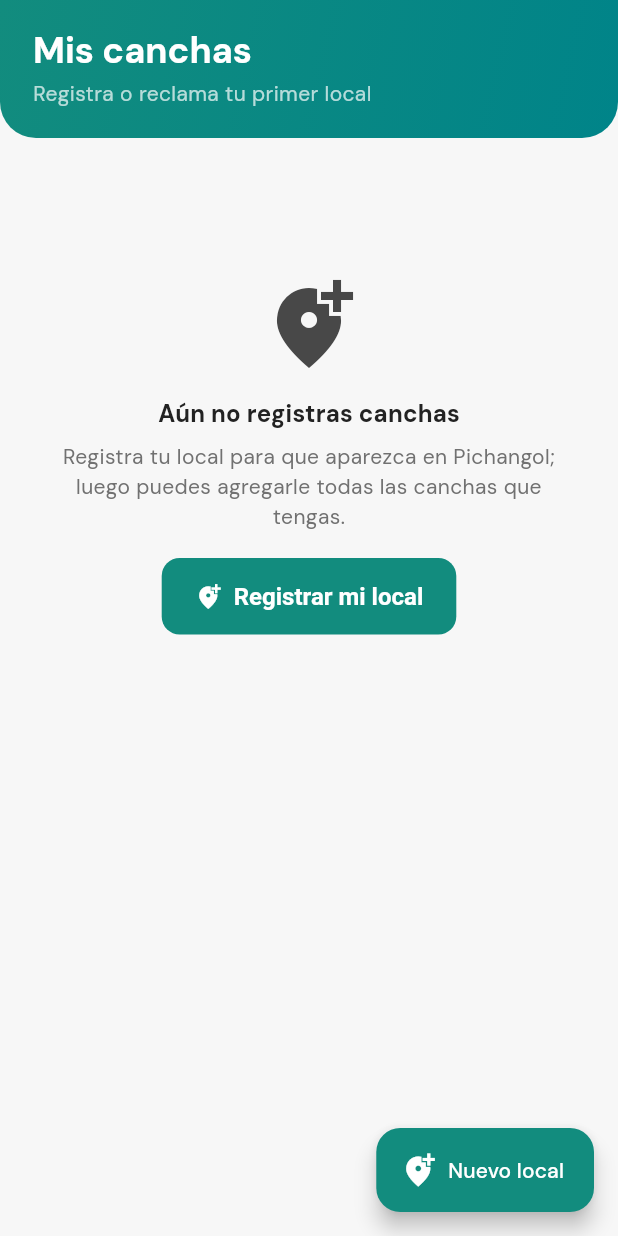
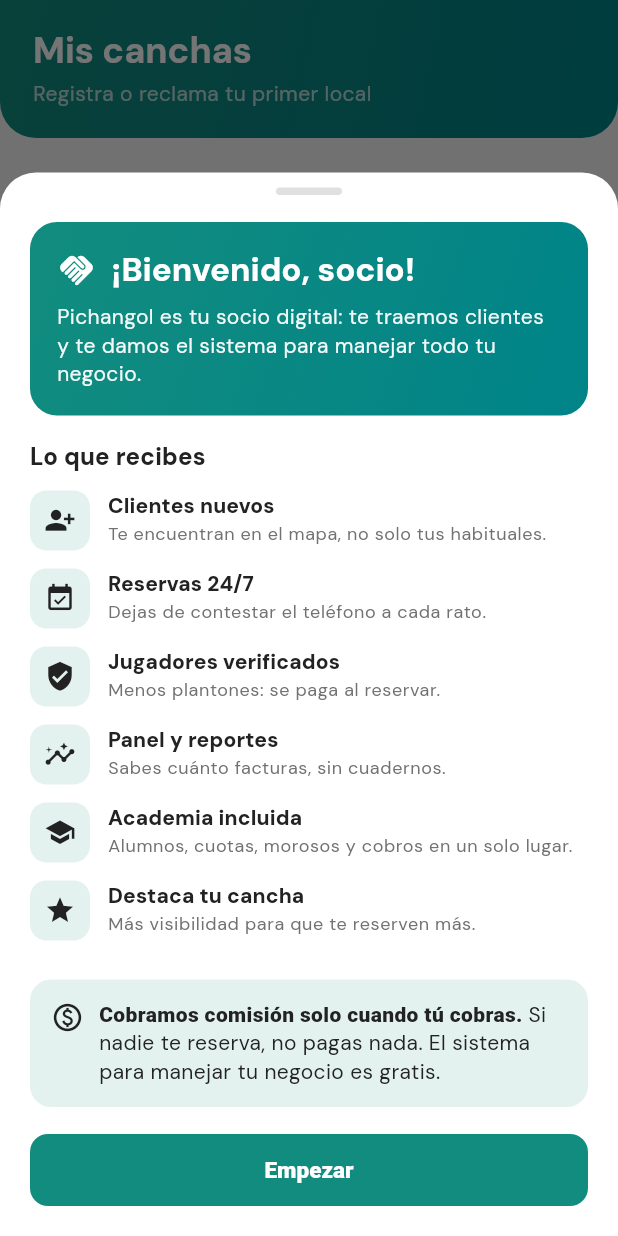
Before and after one commit to dcalagua/canchas-app-lima, a Flutter app: the MisCanchasScreen screen opened directly, on a phone screen of 412 x 824 dp. Run offline on Flutter 3.47's test engine with Material 3 defaults, Android fonts, the phone set to English and light mode, and no system bars; our stand-ins replace firebase_core, firebase_messaging, font_awesome_flutter, geocoding, geolocator, google_fonts and 5 more; accounts and stored records are empty.

Commit message:
Mensaje de bienvenida al dueño (onboarding "stack de valor")
Implementa el pendiente B de docs/estrategia-comercial-dueno.md: al entrar por
primera vez a "Mis canchas", un sheet de bienvenida presenta el stack de valor
(clientes nuevos, reservas 24/7, jugadores verificados, panel/reportes, academia,
destacar) y reencuadra la comisión como "por éxito" (pagas solo cuando cobras).

- app_state: flag bienvenidaDuenoVista (persistido) + marcarBienvenidaDueno.
- bienvenida_dueno_sheet.dart: sheet con el pitch (una sola vez).
- mis_canchas: lo dispara post-frame en initState.
- CLAUDE.md: anotada la idea del usuario (carga rápida de Explorar: GPS con
  timeout/fallback + cosecha de canchas a Supabase con fotos diferidas).

Co-Authored-By: Claude Opus 4.8 (1M context) <noreply@anthropic.com>
Claude-Session: https://claude.ai/code/session_017fg7ijXuZRX6jvFjZELf83

```diff
--- /dev/null
+++ b/lib/screens/bienvenida_dueno_sheet.dart
@@ -0,0 +1,199 @@
+import 'package:flutter/material.dart';
+
+import '../state/app_state.dart';
+import '../theme.dart';
+
+/// Mensaje de BIENVENIDA al dueño (onboarding con el "stack de valor" de la
+/// estrategia comercial: docs/estrategia-comercial-dueno.md). Se muestra UNA
+/// sola vez, al entrar por primera vez a "Mis canchas". Reencuadra la comisión
+/// como "por éxito" (pagas solo cuando ganas) y lista todo lo que recibe gratis.
+class BienvenidaDuenoSheet {
+  /// Muestra el sheet si el dueño no lo ha visto aún. Lo marca como visto.
+  static Future<void> mostrarSiCorresponde(BuildContext context) async {
+    if (appState.bienvenidaDuenoVista) return;
+    appState.marcarBienvenidaDueno();
+    if (!context.mounted) return;
+    await showModalBottomSheet<void>(
+      context: context,
+      isScrollControlled: true,
+      backgroundColor: Colors.transparent,
+      builder: (_) => const _BienvenidaDuenoSheet(),
+    );
+  }
+}
+
+class _BienvenidaDuenoSheet extends StatelessWidget {
+  const _BienvenidaDuenoSheet();
+
+  static const _valor = <(IconData, String, String)>[
+    (Icons.person_add_alt_1, 'Clientes nuevos',
+        'Te encuentran en el mapa, no solo tus habituales.'),
+    (Icons.event_available, 'Reservas 24/7',
+        'Dejas de contestar el teléfono a cada rato.'),
+    (Icons.verified_user, 'Jugadores verificados',
+        'Menos plantones: se paga al reservar.'),
+    (Icons.insights, 'Panel y reportes',
+        'Sabes cuánto facturas, sin cuadernos.'),
+    (Icons.school, 'Academia incluida',
+        'Alumnos, cuotas, morosos y cobros en un solo lugar.'),
+    (Icons.star, 'Destaca tu cancha',
+        'Más visibilidad para que te reserven más.'),
+  ];
+
+  @override
+  Widget build(BuildContext context) {
+    final cs = Theme.of(context).colorScheme;
+    final t = Theme.of(context).textTheme;
+    return Container(
+      decoration: BoxDecoration(
+        color: cs.surface,
+        borderRadius: const BorderRadius.vertical(top: Radius.circular(24)),
+      ),
+      padding: EdgeInsets.fromLTRB(
+          20, 10, 20, 20 + MediaQuery.of(context).padding.bottom),
+      child: SingleChildScrollView(
+        child: Column(
+          mainAxisSize: MainAxisSize.min,
+          crossAxisAlignment: CrossAxisAlignment.stretch,
+          children: [
+            Center(
+              child: Container(
+                width: 44,
+                height: 5,
+                decoration: BoxDecoration(
+                    color: Colors.black12,
+                    borderRadius: BorderRadius.circular(10)),
+              ),
+            ),
+            const SizedBox(height: 18),
+            // Encabezado verde WhatsApp.
+            Container(
+              padding: const EdgeInsets.all(18),
+              decoration: BoxDecoration(
+                gradient: const LinearGradient(
+                  begin: Alignment.topLeft,
+                  end: Alignment.bottomRight,
+                  colors: [lima, teal],
+                ),
+                borderRadius: BorderRadius.circular(18),
+              ),
+              child: Column(
+                crossAxisAlignment: CrossAxisAlignment.start,
+                children: [
+                  Row(
+                    children: [
+                      const Icon(Icons.handshake, color: Colors.white, size: 26),
+                      const SizedBox(width: 10),
+                      Expanded(
+                        child: Text('¡Bienvenido, socio!',
+                            style: t.titleLarge?.copyWith(
+                                color: Colors.white,
+                                fontWeight: FontWeight.w800)),
+                      ),
+                    ],
+                  ),
+                  const SizedBox(height: 8),
+                  Text(
+                      'Pichangol es tu socio digital: te traemos clientes y te '
+                      'damos el sistema para manejar todo tu negocio.',
+                      style: t.bodyMedium?.copyWith(
+                          color: Colors.white.withOpacity(0.95), height: 1.35)),
+                ],
+              ),
+            ),
+            const SizedBox(height: 16),
+            Text('Lo que recibes',
+                style: t.titleMedium?.copyWith(fontWeight: FontWeight.w800)),
+            const SizedBox(height: 10),
+            for (final v in _valor) _FilaValor(icono: v.$1, titulo: v.$2, sub: v.$3),
+            const SizedBox(height: 14),
+            // Reencuadre de la comisión (por éxito).
+            Container(
+              padding: const EdgeInsets.all(14),
+              decoration: BoxDecoration(
+                  color: limaSuave, borderRadius: BorderRadius.circular(14)),
+              child: Row(
+                crossAxisAlignment: CrossAxisAlignment.start,
+                children: [
+                  const Icon(Icons.paid_outlined, color: bosque, size: 22),
+                  const SizedBox(width: 10),
+                  Expanded(
+                    child: RichText(
+                      text: TextSpan(
+                        style: t.bodyMedium?.copyWith(color: bosque, height: 1.35),
+                        children: const [
+                          TextSpan(
+                              text: 'Cobramos comisión solo cuando tú cobras. ',
+                              style: TextStyle(fontWeight: FontWeight.w800)),
+                          TextSpan(
+                              text:
+                                  'Si nadie te reserva, no pagas nada. El sistema '
+                                  'para manejar tu negocio es gratis.'),
+                        ],
+                      ),
+                    ),
+                  ),
+                ],
+              ),
+            ),
+            const SizedBox(height: 18),
+            SizedBox(
+              width: double.infinity,
+              child: FilledButton(
+                style: FilledButton.styleFrom(
+                    backgroundColor: lima,
+                    foregroundColor: Colors.white,
+                    padding: const EdgeInsets.symmetric(vertical: 15)),
+                onPressed: () => Navigator.of(context).pop(),
+                child: const Text('Empezar',
+                    style: TextStyle(fontWeight: FontWeight.w800, fontSize: 15)),
+              ),
+            ),
+          ],
+        ),
+      ),
+    );
+  }
+}
+
+class _FilaValor extends StatelessWidget {
+  const _FilaValor(
+      {required this.icono, required this.titulo, required this.sub});
+  final IconData icono;
+  final String titulo;
+  final String sub;
+
+  @override
+  Widget build(BuildContext context) {
+    final t = Theme.of(context).textTheme;
+    return Padding(
+      padding: const EdgeInsets.only(bottom: 12),
+      child: Row(
+        crossAxisAlignment: CrossAxisAlignment.start,
+        children: [
+          Container(
+            width: 40,
+            height: 40,
+            decoration: BoxDecoration(
+                color: limaSuave, borderRadius: BorderRadius.circular(11)),
+            child: Icon(icono, color: bosque, size: 21),
+          ),
+          const SizedBox(width: 12),
+          Expanded(
+            child: Column(
+              crossAxisAlignment: CrossAxisAlignment.start,
+              children: [
+                Text(titulo,
+                    style: t.titleSmall?.copyWith(fontWeight: FontWeight.w800)),
+                const SizedBox(height: 1),
+                Text(sub,
+                    style: t.bodySmall?.copyWith(
+                        color: textoTenueDe(context), height: 1.3)),
+              ],
+            ),
+          ),
+        ],
+      ),
+    );
+  }
+}
--- a/lib/screens/mis_canchas_screen.dart
+++ b/lib/screens/mis_canchas_screen.dart
@@ -7,6 +7,7 @@ import '../services/pagos_service.dart';
 import '../state/app_state.dart';
 import '../theme.dart';
 import 'agregar_cancha_screen.dart';
+import 'bienvenida_dueno_sheet.dart';
 import 'editar_cancha_screen.dart';
 import 'recargar_saldo_screen.dart';
 import 'registrar_cancha_screen.dart';
@@ -29,6 +30,10 @@ class _MisCanchasScreenState extends State<MisCanchasScreen> {
     // Al abrir, pregunta al backend si el admin ya aprobó alguna cancha pendiente
     // (quita el cartel "pendiente" y habilita reservas si así fue).
     appState.sincronizarPropiedades();
+    // Mensaje de bienvenida al dueño (una sola vez) con el "stack de valor".
+    WidgetsBinding.instance.addPostFrameCallback((_) {
+      if (mounted) BienvenidaDuenoSheet.mostrarSiCorresponde(context);
+    });
   }
 
   @override
--- a/lib/state/app_state.dart
+++ b/lib/state/app_state.dart
@@ -1362,6 +1362,15 @@ class AppState extends ChangeNotifier {
   // Saldo prepago del club (modelo inDrive): con saldo aparece destacado y
   // cada reserva nueva descuenta una comisión. Sin saldo, deja de destacarse.
   int saldoClub = 30;
+  // ¿Ya se le mostró al dueño el mensaje de bienvenida (onboarding "stack de
+  // valor")? Se muestra una sola vez al entrar a "Mis canchas".
+  bool bienvenidaDuenoVista = false;
+  void marcarBienvenidaDueno() {
+    if (bienvenidaDuenoVista) return;
+    bienvenidaDuenoVista = true;
+    _persistirDatos();
+  }
+
   // Verificación de identidad del jugador: 'no' | 'en_revision' | 'verificado'.
   String estadoVerificacion = 'no';
   bool get jugadorVerificado => estadoVerificacion == 'verificado';
@@ -1632,6 +1641,7 @@ class AppState extends ChangeNotifier {
   static const _kSaldo = 'saldo_club';
   static const _kSaldoOtros = 'saldo_otros_paises_json';
   static const _kMonedaSaldo = 'moneda_saldo';
+  static const _kBienvenidaDueno = 'bienvenida_dueno_vista';
   static const _kVerif = 'verificacion_estado';
   static const _kMovs = 'movimientos_json';
   static const _kMisReservas = 'mis_reservas_json';
@@ -1680,6 +1690,9 @@ class AppState extends ChangeNotifier {
       if (prefs.containsKey(_kVerif)) {
         estadoVerificacion = prefs.getString(_kVerif) ?? estadoVerificacion;
       }
+
+      bienvenidaDuenoVista =
+          prefs.getBool(_kBienvenidaDueno) ?? bienvenidaDuenoVista;
       sincronizarVerificacion(); // best-effort desde el backend
 
       if (prefs.containsKey(_kRadio)) {
@@ -1784,6 +1797,7 @@ class AppState extends ChangeNotifier {
       await prefs.setString(_kSaldoOtros, jsonEncode(_saldoOtrosPaises));
       await prefs.setString(_kMonedaSaldo, monedaSaldo);
       await prefs.setString(_kVerif, estadoVerificacion);
+      await prefs.setBool(_kBienvenidaDueno, bienvenidaDuenoVista);
       await prefs.setString(
           _kMovs, jsonEncode(movimientos.map((m) => m.toJson()).toList()));
       await prefs.setString(_kMisReservas,
```
Also changed, not shown: 1 other file.
